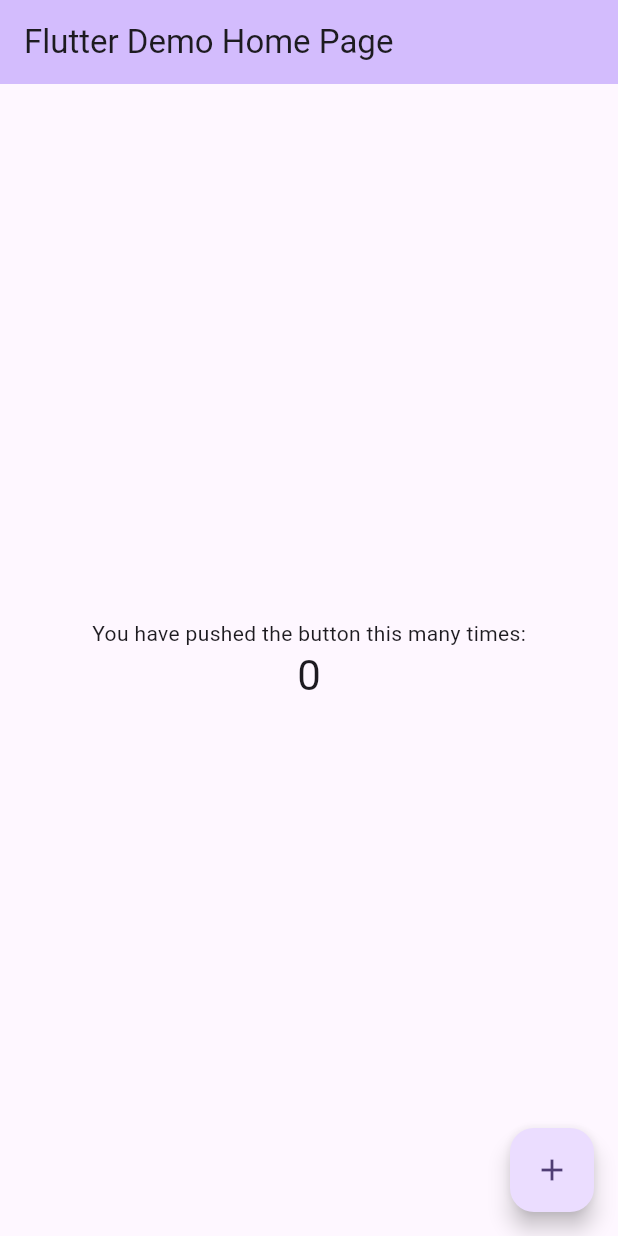
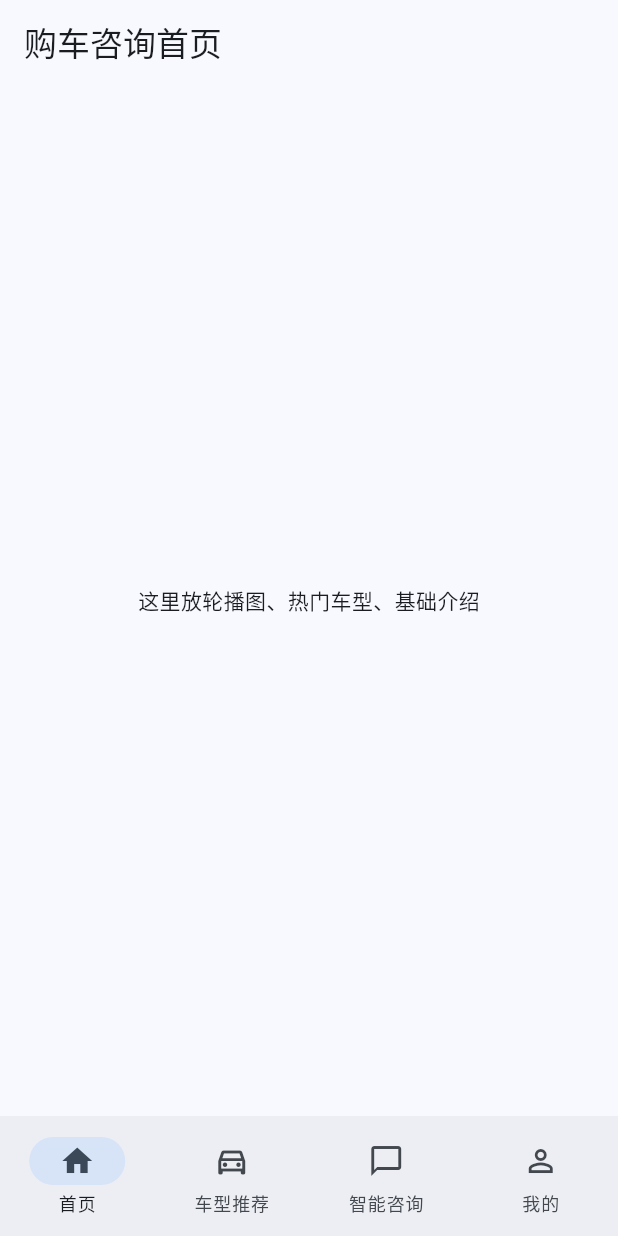
Before and after one commit to shubin45410292/car_buying_advice, a Flutter app: the screen it shows after launch, on a phone screen of 412 x 824 dp. Run offline on Flutter 3.47's test engine with Material 3 defaults, Android fonts, the light colour scheme and no system bars.

Commit message:
简单的页面

```diff
--- a/lib/main.dart
+++ b/lib/main.dart
@@ -1,122 +1,81 @@
 import 'package:flutter/material.dart';
+import 'pages/home_page.dart';
+import 'pages/chat_page.dart';
+import 'pages/recommend_page.dart';
+import 'pages/profile_page.dart';
 
 void main() {
-  runApp(const MyApp());
+  runApp(const CarBuyingAdviceApp());
 }
 
-class MyApp extends StatelessWidget {
-  const MyApp({super.key});
+class CarBuyingAdviceApp extends StatelessWidget {
+  const CarBuyingAdviceApp({super.key});
 
-  // This widget is the root of your application.
   @override
   Widget build(BuildContext context) {
     return MaterialApp(
-      title: 'Flutter Demo',
+      title: 'Car Buying Advice',
+      debugShowCheckedModeBanner: false,
       theme: ThemeData(
-        // This is the theme of your application.
-        //
-        // TRY THIS: Try running your application with "flutter run". You'll see
-        // the application has a purple toolbar. Then, without quitting the app,
-        // try changing the seedColor in the colorScheme below to Colors.green
-        // and then invoke "hot reload" (save your changes or press the "hot
-        // reload" button in a Flutter-supported IDE, or press "r" if you used
-        // the command line to start the app).
-        //
-        // Notice that the counter didn't reset back to zero; the application
-        // state is not lost during the reload. To reset the state, use hot
-        // restart instead.
-        //
-        // This works for code too, not just values: Most code changes can be
-        // tested with just a hot reload.
-        colorScheme: ColorScheme.fromSeed(seedColor: Colors.deepPurple),
+        colorScheme: ColorScheme.fromSeed(seedColor: Colors.blue),
+        useMaterial3: true,
       ),
-      home: const MyHomePage(title: 'Flutter Demo Home Page'),
+      home: const MainLayout(),
     );
   }
 }
 
-class MyHomePage extends StatefulWidget {
-  const MyHomePage({super.key, required this.title});
-
-  // This widget is the home page of your application. It is stateful, meaning
-  // that it has a State object (defined below) that contains fields that affect
-  // how it looks.
-
-  // This class is the configuration for the state. It holds the values (in this
-  // case the title) provided by the parent (in this case the App widget) and
-  // used by the build method of the State. Fields in a Widget subclass are
-  // always marked "final".
-
-  final String title;
+class MainLayout extends StatefulWidget {
+  const MainLayout({super.key});
 
   @override
-  State<MyHomePage> createState() => _MyHomePageState();
+  State<MainLayout> createState() => _MainLayoutState();
 }
 
-class _MyHomePageState extends State<MyHomePage> {
-  int _counter = 0;
+class _MainLayoutState extends State<MainLayout> {
+  int _currentIndex = 0;
 
-  void _incrementCounter() {
-    setState(() {
-      // This call to setState tells the Flutter framework that something has
-      // changed in this State, which causes it to rerun the build method below
-      // so that the display can reflect the updated values. If we changed
-      // _counter without calling setState(), then the build method would not be
-      // called again, and so nothing would appear to happen.
-      _counter++;
-    });
-  }
+  final List<Widget> _pages = const [
+    HomePage(),
+    RecommendPage(),
+    ChatPage(),
+    ProfilePage(),
+  ];
 
   @override
   Widget build(BuildContext context) {
-    // This method is rerun every time setState is called, for instance as done
-    // by the _incrementCounter method above.
-    //
-    // The Flutter framework has been optimized to make rerunning build methods
-    // fast, so that you can just rebuild anything that needs updating rather
-    // than having to individually change instances of widgets.
     return Scaffold(
-      appBar: AppBar(
-        // TRY THIS: Try changing the color here to a specific color (to
-        // Colors.amber, perhaps?) and trigger a hot reload to see the AppBar
-        // change color while the other colors stay the same.
-        backgroundColor: Theme.of(context).colorScheme.inversePrimary,
-        // Here we take the value from the MyHomePage object that was created by
-        // the App.build method, and use it to set our appbar title.
-        title: Text(widget.title),
+      body: _pages[_currentIndex],
+      bottomNavigationBar: NavigationBar(
+        selectedIndex: _currentIndex,
+        onDestinationSelected: (index) {
+          setState(() {
+            _currentIndex = index;
+          });
+        },
+        destinations: const [
+          NavigationDestination(
+            icon: Icon(Icons.home_outlined),
+            selectedIcon: Icon(Icons.home),
+            label: '首页',
+          ),
+          NavigationDestination(
+            icon: Icon(Icons.directions_car_outlined),
+            selectedIcon: Icon(Icons.directions_car),
+            label: '车型推荐',
+          ),
+          NavigationDestination(
+            icon: Icon(Icons.chat_bubble_outline),
+            selectedIcon: Icon(Icons.chat_bubble),
+            label: '智能咨询',
+          ),
+          NavigationDestination(
+            icon: Icon(Icons.person_outline),
+            selectedIcon: Icon(Icons.person),
+            label: '我的',
+          ),
+        ],
       ),
-      body: Center(
-        // Center is a layout widget. It takes a single child and positions it
-        // in the middle of the parent.
-        child: Column(
-          // Column is also a layout widget. It takes a list of children and
-          // arranges them vertically. By default, it sizes itself to fit its
-          // children horizontally, and tries to be as tall as its parent.
-          //
-          // Column has various properties to control how it sizes itself and
-          // how it positions its children. Here we use mainAxisAlignment to
-          // center the children vertically; the main axis here is the vertical
-          // axis because Columns are vertical (the cross axis would be
-          // horizontal).
-          //
-          // TRY THIS: Invoke "debug painting" (choose the "Toggle Debug Paint"
-          // action in the IDE, or press "p" in the console), to see the
-          // wireframe for each widget.
-          mainAxisAlignment: MainAxisAlignment.center,
-          children: <Widget>[
-            const Text('You have pushed the button this many times:'),
-            Text(
-              '$_counter',
-              style: Theme.of(context).textTheme.headlineMedium,
-            ),
-          ],
-        ),
-      ),
-      floatingActionButton: FloatingActionButton(
-        onPressed: _incrementCounter,
-        tooltip: 'Increment',
-        child: const Icon(Icons.add),
-      ), // This trailing comma makes auto-formatting nicer for build methods.
     );
   }
 }
--- /dev/null
+++ b/lib/pages/chat_page.dart
@@ -0,0 +1,15 @@
+import 'package:flutter/material.dart';
+
+class ChatPage extends StatelessWidget {
+  const ChatPage({super.key});
+
+  @override
+  Widget build(BuildContext context) {
+    return Scaffold(
+      appBar: AppBar(title: const Text('AI 购车咨询')),
+      body: const Center(
+        child: Text('这里做对话界面，后面接你们的 LLM / 后端接口'),
+      ),
+    );
+  }
+}
--- /dev/null
+++ b/lib/pages/home_page.dart
@@ -0,0 +1,15 @@
+import 'package:flutter/material.dart';
+
+class HomePage extends StatelessWidget {
+  const HomePage({super.key});
+
+  @override
+  Widget build(BuildContext context) {
+    return Scaffold(
+      appBar: AppBar(title: const Text('购车咨询首页')),
+      body: const Center(
+        child: Text('这里放轮播图、热门车型、基础介绍'),
+      ),
+    );
+  }
+}
--- /dev/null
+++ b/lib/pages/profile_page.dart
@@ -0,0 +1,15 @@
+import 'package:flutter/material.dart';
+
+class ProfilePage extends StatelessWidget {
+  const ProfilePage({super.key});
+
+  @override
+  Widget build(BuildContext context) {
+    return Scaffold(
+      appBar: AppBar(title: const Text('个人中心')),
+      body: const Center(
+        child: Text('登录信息、历史咨询记录、收藏车型'),
+      ),
+    );
+  }
+}
--- /dev/null
+++ b/lib/pages/recommend_page.dart
@@ -0,0 +1,15 @@
+import 'package:flutter/material.dart';
+
+class RecommendPage extends StatelessWidget {
+  const RecommendPage({super.key});
+
+  @override
+  Widget build(BuildContext context) {
+    return Scaffold(
+      appBar: AppBar(title: const Text('智能推荐')),
+      body: const Center(
+        child: Text('根据预算、用途、油耗偏好推荐车型'),
+      ),
+    );
+  }
+}
```
Also changed, not shown: pubspec.yaml (+14 -0 lines), pubspec.lock, 5 other files.
